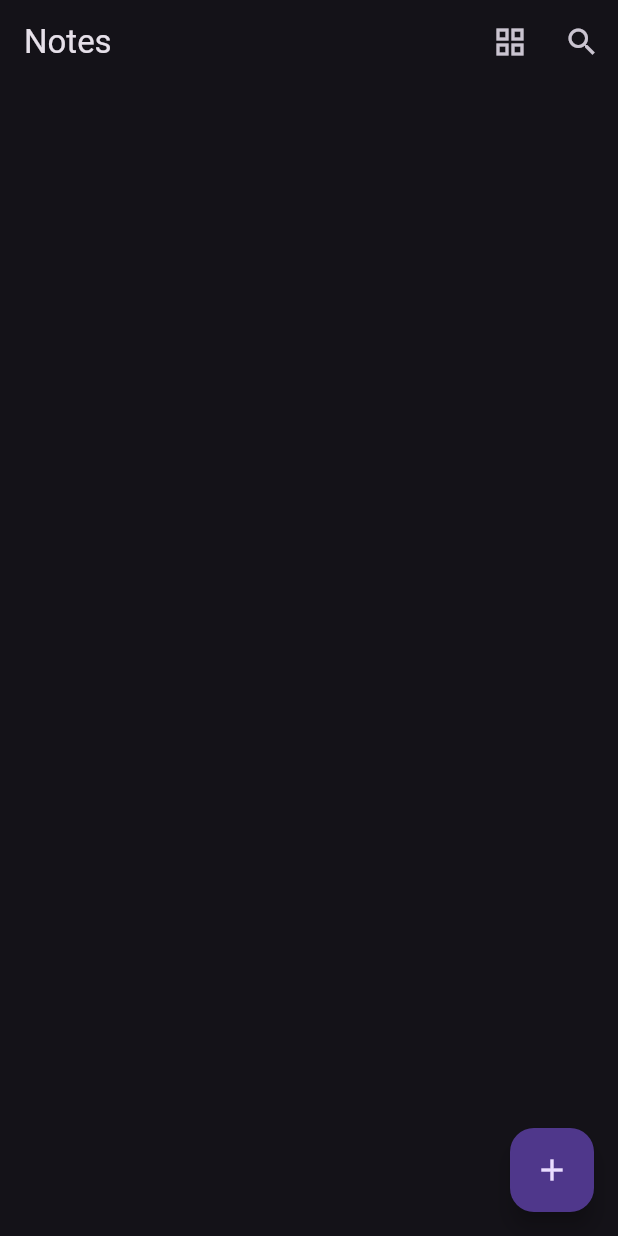
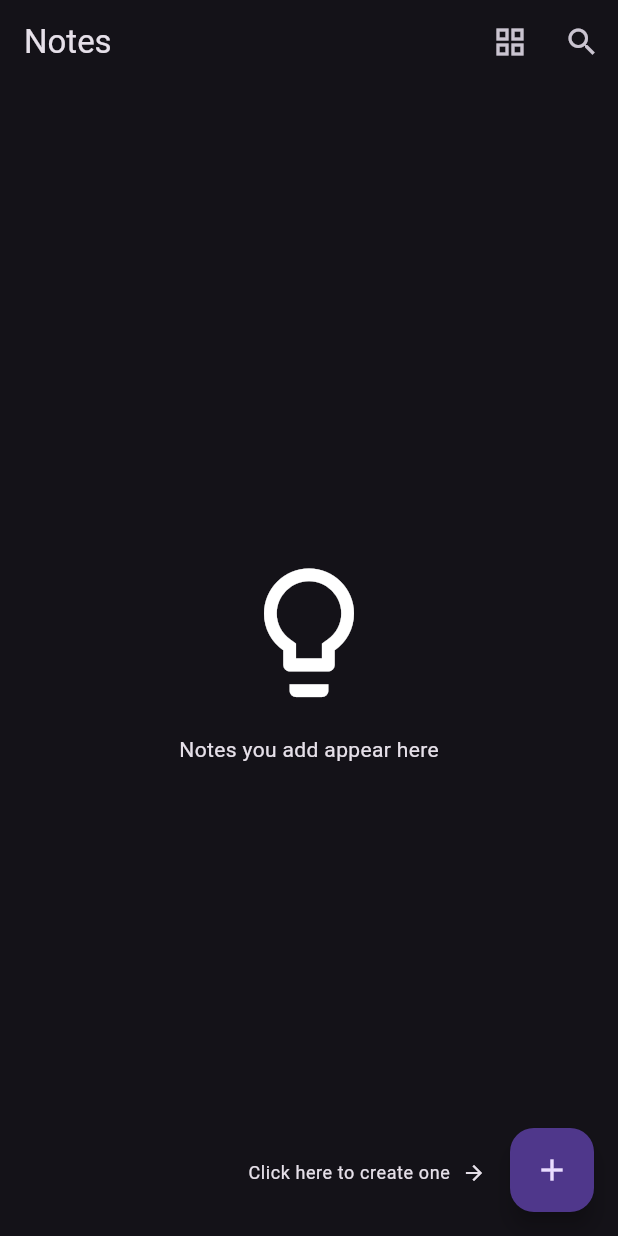
Before and after one commit to Fogan1703/flutter-notes, a Flutter app: the screen it shows after launch, after a tap on the "view agenda" icon, on a phone screen of 412 x 824 dp. Run offline on Flutter 3.47's test engine with Material 2 defaults, Android fonts, the phone set to English and light mode, and no system bars; our stand-ins replace equatable, flutter_bloc, sqflite; accounts and stored records are empty; generated files the repository leaves out were written again.

Commit message:
Empty notes behavior

```diff
--- a/lib/features/note_list/presentation/widgets/note_list.dart
+++ b/lib/features/note_list/presentation/widgets/note_list.dart
@@ -1,5 +1,6 @@
 import 'package:flutter/material.dart';
 import 'package:flutter_bloc/flutter_bloc.dart';
+import 'package:flutter_gen/gen_l10n/app_localizations.dart';
 import 'package:flutter_notes/common/presentation/raw_scroll_behavior.dart';
 import 'package:flutter_staggered_grid_view/flutter_staggered_grid_view.dart';
 
@@ -18,9 +19,10 @@ class NoteList extends StatefulWidget {
   State<NoteList> createState() => _NoteListState();
 }
 
-class _NoteListState extends State<NoteList>
-    with SingleTickerProviderStateMixin {
-  late final AnimationController _controller;
+class _NoteListState extends State<NoteList> with TickerProviderStateMixin {
+  late final AnimationController _listController;
+  late final AnimationController _emptyController;
+  late final Animation<double> _emptyAnimation;
 
   late bool _grid;
 
@@ -28,9 +30,17 @@ class _NoteListState extends State<NoteList>
   void initState() {
     super.initState();
     _grid = widget.grid;
-    _controller = AnimationController(
+    _listController = AnimationController(
       vsync: this,
       duration: const Duration(milliseconds: 100),
+    );
+    _emptyController = AnimationController(
+      vsync: this,
+      duration: const Duration(milliseconds: 100),
+    );
+    _emptyAnimation = CurvedAnimation(
+      parent: _emptyController,
+      curve: Curves.easeIn,
     );
   }
 
@@ -39,34 +49,96 @@ class _NoteListState extends State<NoteList>
     super.didUpdateWidget(oldWidget);
 
     if (oldWidget.grid != widget.grid) {
-      _controller.reverse().whenComplete(() {
+      _listController.reverse().whenComplete(() {
         if (!mounted) return;
         setState(() => _grid = !_grid);
-        _controller.forward();
+        _listController.forward();
       });
     }
   }
 
   @override
   void dispose() {
-    _controller.dispose();
+    _listController.dispose();
+    _emptyController.dispose();
     super.dispose();
   }
 
   @override
   Widget build(BuildContext context) {
-    return BlocConsumer<NoteListCubit, NoteListState>(
+    final localizations = AppLocalizations.of(context)!;
+    final theme = Theme.of(context);
+
+    return MultiBlocListener(
+      listeners: [
+        BlocListener<NoteListCubit, NoteListState>(
           listenWhen: (previous, current) => previous.loading,
           listener: (context, state) {
-        _controller.forward();
+            _listController.forward();
           },
+        ),
+        BlocListener<NoteListCubit, NoteListState>(
+          listener: (context, state) {
+            if (state.notes.isEmpty) {
+              _emptyController.forward();
+            } else {
+              _emptyController.reverse();
+            }
+          },
+        ),
+      ],
+      child: BlocBuilder<NoteListCubit, NoteListState>(
         buildWhen: (previous, current) {
           return previous.displayingNotes != current.displayingNotes;
         },
-      builder: (context, state) => FadeTransition(
+        builder: (context, state) => Stack(
+          alignment: Alignment.center,
+          children: [
+            FadeTransition(
+              opacity: _emptyAnimation,
+              child: Column(
+                mainAxisSize: MainAxisSize.min,
+                children: [
+                  Icon(
+                    Icons.lightbulb_outlined,
+                    size: MediaQuery.of(context).size.width / 4,
+                  ),
+                  const SizedBox(height: 16),
+                  Text(localizations.emptyNotesWidgetTitle),
+                ],
+              ),
+            ),
+            Positioned(
+              bottom: 16,
+              right: 88,
+              left: 88,
+              child: FadeTransition(
+                opacity: _emptyAnimation,
+                child: Row(
+                  mainAxisAlignment: MainAxisAlignment.end,
+                  children: [
+                    Text(
+                      localizations.createNoteTip,
+                      style: theme.textTheme.bodySmall,
+                    ),
+                    const SizedBox(width: 8),
+                    Padding(
+                      padding: const EdgeInsets.symmetric(vertical: 18),
+                      child: Icon(
+                        Icons.arrow_forward,
+                        size: 16,
+                        color: theme.textTheme.bodySmall?.color,
+                      ),
+                    ),
+                  ],
+                ),
+              ),
+            ),
+            Expanded(
+              child: FadeTransition(
                 opacity: CurvedAnimation(
-          parent: _controller,
-          curve: Curves.easeInOut,
+                  parent: _listController,
+                  curve: Curves.easeIn,
                 ),
                 child: ScrollConfiguration(
                   behavior: RawScrollBehavior(),
@@ -86,6 +158,10 @@ class _NoteListState extends State<NoteList>
                   ),
                 ),
               ),
+            ),
+          ],
+        ),
+      ),
     );
   }
 }
--- a/lib/l10n/app_en.arb
+++ b/lib/l10n/app_en.arb
@@ -2,5 +2,7 @@
   "appName": "Notes",
   "noteSearchFieldHint": "Search",
   "noteEditingMoreActionDelete": "Delete",
-  "noteEditingColorSelectorTitle": "Color"
+  "noteEditingColorSelectorTitle": "Color",
+  "createNoteTip": "Click here to create one",
+  "emptyNotesWidgetTitle": "Notes you add appear here"
 }
```
Lines whose indentation alone changed are shown as unchanged.
